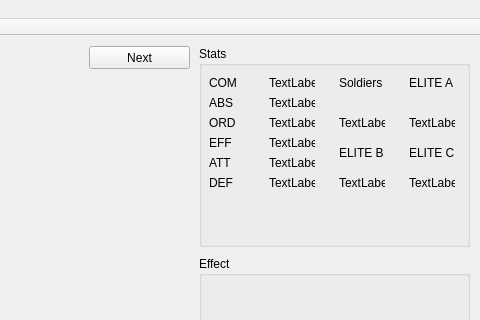
Old version of the form invadeui.ui in the repository neodc/Invade; both pictures show x 351 to 831 and y 0 to 320 of the 831 by 543 pixel window.
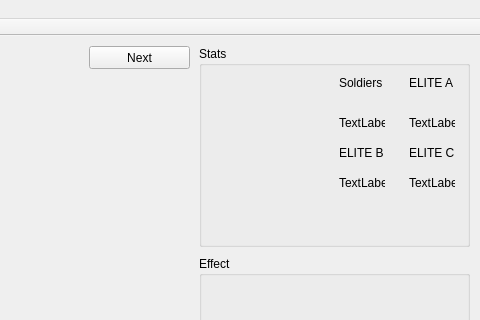
New version of the form.

Commit message: Add DiceLabel Add feature newGame Add feature quit Add feature SwapDice

What changed in the file:
```diff
--- a/invadeui.ui
+++ b/invadeui.ui
@@ -63,162 +63,6 @@
     <property name="title">
      <string>Stats</string>
     </property>
-    <widget class="QLabel" name="COM_label_">
-     <property name="geometry">
-      <rect>
-       <x>10</x>
-       <y>30</y>
-       <width>46</width>
-       <height>13</height>
-      </rect>
-     </property>
-     <property name="text">
-      <string>COM</string>
-     </property>
-    </widget>
-    <widget class="QLabel" name="ABS_label_">
-     <property name="geometry">
-      <rect>
-       <x>10</x>
-       <y>50</y>
-       <width>46</width>
-       <height>13</height>
-      </rect>
-     </property>
-     <property name="text">
-      <string>ABS</string>
-     </property>
-    </widget>
-    <widget class="QLabel" name="ORD_label_">
-     <property name="geometry">
-      <rect>
-       <x>10</x>
-       <y>70</y>
-       <width>46</width>
-       <height>13</height>
-      </rect>
-     </property>
-     <property name="text">
-      <string>ORD</string>
-     </property>
-    </widget>
-    <widget class="QLabel" name="EFF_label_">
-     <property name="geometry">
-      <rect>
-       <x>10</x>
-       <y>90</y>
-       <width>46</width>
-       <height>13</height>
-      </rect>
-     </property>
-     <property name="text">
-      <string>EFF</string>
-     </property>
-    </widget>
-    <widget class="QLabel" name="ATT_label_">
-     <property name="geometry">
-      <rect>
-       <x>10</x>
-       <y>110</y>
-       <width>46</width>
-       <height>13</height>
-      </rect>
-     </property>
-     <property name="text">
-      <string>ATT</string>
-     </property>
-    </widget>
-    <widget class="QLabel" name="DEF_label_">
-     <property name="geometry">
-      <rect>
-       <x>10</x>
-       <y>130</y>
-       <width>46</width>
-       <height>13</height>
-      </rect>
-     </property>
-     <property name="text">
-      <string>DEF</string>
-     </property>
-    </widget>
-    <widget class="QLabel" name="COM_value_">
-     <property name="geometry">
-      <rect>
-       <x>70</x>
-       <y>30</y>
-       <width>46</width>
-       <height>13</height>
-      </rect>
-     </property>
-     <property name="text">
-      <string>TextLabel</string>
-     </property>
-    </widget>
-    <widget class="QLabel" name="ABS_value_">
-     <property name="geometry">
-      <rect>
-       <x>70</x>
-       <y>50</y>
-       <width>46</width>
-       <height>13</height>
-      </rect>
-     </property>
-     <property name="text">
-      <string>TextLabel</string>
-     </property>
-    </widget>
-    <widget class="QLabel" name="ORD_value_">
-     <property name="geometry">
-      <rect>
-       <x>70</x>
-       <y>70</y>
-       <width>46</width>
-       <height>13</height>
-      </rect>
-     </property>
-     <property name="text">
-      <string>TextLabel</string>
-     </property>
-    </widget>
-    <widget class="QLabel" name="EFF_value_">
-     <property name="geometry">
-      <rect>
-       <x>70</x>
-       <y>90</y>
-       <width>46</width>
-       <height>13</height>
-      </rect>
-     </property>
-     <property name="text">
-      <string>TextLabel</string>
-     </property>
-    </widget>
-    <widget class="QLabel" name="DEF_value_">
-     <property name="geometry">
-      <rect>
-       <x>70</x>
-       <y>130</y>
-       <width>46</width>
-       <height>13</height>
-      </rect>
-     </property>
-     <property name="text">
-      <string>TextLabel</string>
-     </property>
-    </widget>
-    <widget class="QLabel" name="ATT_value_">
-     <property name="geometry">
-      <rect>
-       <x>70</x>
-       <y>110</y>
-       <width>46</width>
-       <height>13</height>
-      </rect>
-     </property>
-     <property name="text">
-      <string>TextLabel</string>
-     </property>
-    </widget>
     <widget class="QLabel" name="Soldiers_label_">
      <property name="geometry">
       <rect>
@@ -323,6 +167,17 @@
       <string>TextLabel</string>
      </property>
     </widget>
+    <widget class="QWidget" name="gridLayoutWidget_2">
+     <property name="geometry">
+      <rect>
+       <x>10</x>
+       <y>20</y>
+       <width>131</width>
+       <height>171</height>
+      </rect>
+     </property>
+     <layout class="QGridLayout" name="statLayout"/>
+    </widget>
    </widget>
    <widget class="QGroupBox" name="Effect_">
     <property name="geometry">
```
The commit also changes 9 other files.
